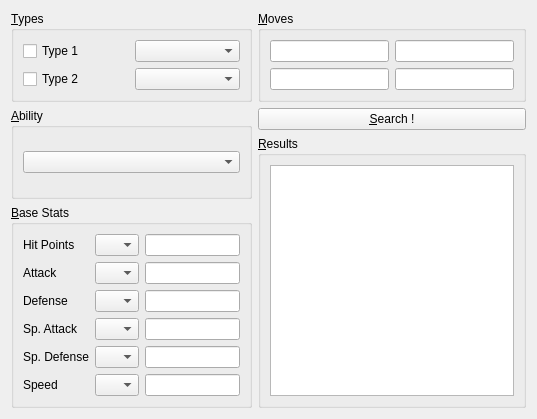
Above: src/libraries/TeambuilderLibrary/advancedsearch.ui from po-devs/pokemon-online before the change. Below: the same form after it.
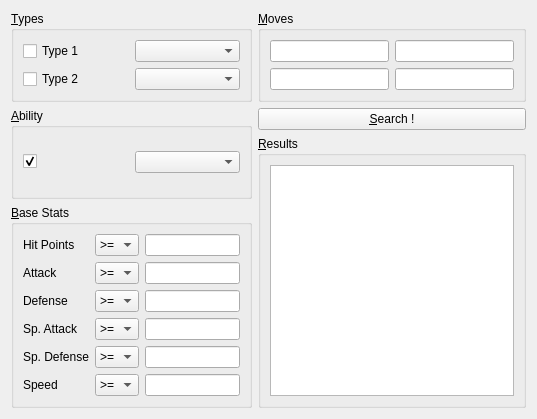
That is the form after the change.

Commit message: Adv Search: Ability checkbox; Default Stat to >=

What changed in the file:
```diff
--- a/src/libraries/TeambuilderLibrary/advancedsearch.ui
+++ b/src/libraries/TeambuilderLibrary/advancedsearch.ui
@@ -52,7 +52,21 @@
        </property>
        <layout class="QVBoxLayout" name="verticalLayout">
         <item>
-         <widget class="QComboBox" name="ability"/>
+         <layout class="QHBoxLayout" name="horizontalLayout_2">
+          <item>
+           <widget class="QCheckBox" name="abilityCheck">
+            <property name="text">
+             <string/>
+            </property>
+            <property name="checked">
+             <bool>true</bool>
+            </property>
+           </widget>
+          </item>
+          <item>
+           <widget class="QComboBox" name="ability"/>
+          </item>
+         </layout>
         </item>
        </layout>
       </widget>
@@ -72,11 +86,6 @@
         </item>
         <item row="0" column="1">
          <widget class="QComboBox" name="hpbox">
-          <item>
-           <property name="text">
-            <string/>
-           </property>
-          </item>
           <item>
            <property name="text">
             <string>&gt;=</string>
@@ -113,11 +122,6 @@
         </item>
         <item row="1" column="1">
          <widget class="QComboBox" name="atkbox">
-          <item>
-           <property name="text">
-            <string/>
-           </property>
-          </item>
           <item>
            <property name="text">
             <string>&gt;=</string>
@@ -154,11 +158,6 @@
         </item>
         <item row="2" column="1">
          <widget class="QComboBox" name="defbox">
-          <item>
-           <property name="text">
-            <string/>
-           </property>
-          </item>
           <item>
            <property name="text">
             <string>&gt;=</string>
@@ -195,11 +194,6 @@
         </item>
         <item row="3" column="1">
          <widget class="QComboBox" name="spatkbox">
-          <item>
-           <property name="text">
-            <string/>
-           </property>
-          </item>
           <item>
            <property name="text">
             <string>&gt;=</string>
@@ -236,11 +230,6 @@
         </item>
         <item row="4" column="1">
          <widget class="QComboBox" name="spdefbox">
-          <item>
-           <property name="text">
-            <string/>
-           </property>
-          </item>
           <item>
            <property name="text">
             <string>&gt;=</string>
@@ -277,11 +266,6 @@
         </item>
         <item row="5" column="1">
          <widget class="QComboBox" name="speedbox">
-          <item>
-           <property name="text">
-            <string/>
-           </property>
-          </item>
           <item>
            <property name="text">
             <string>&gt;=</string>
```
Left out of the diff: 12 changed lines with no effect on the pictures.
